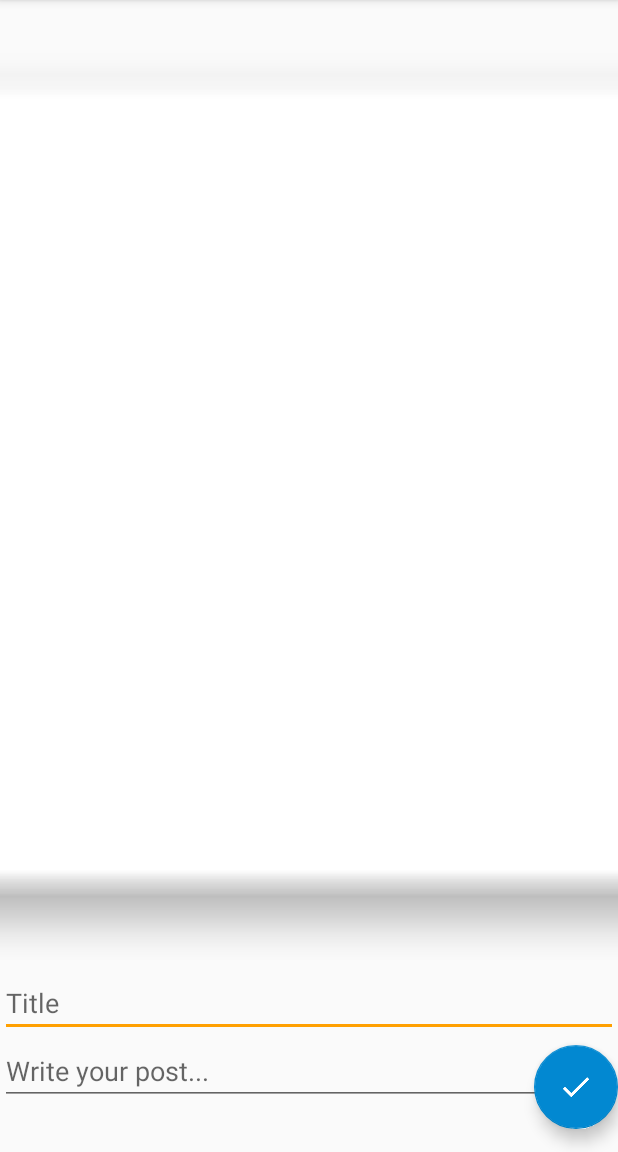
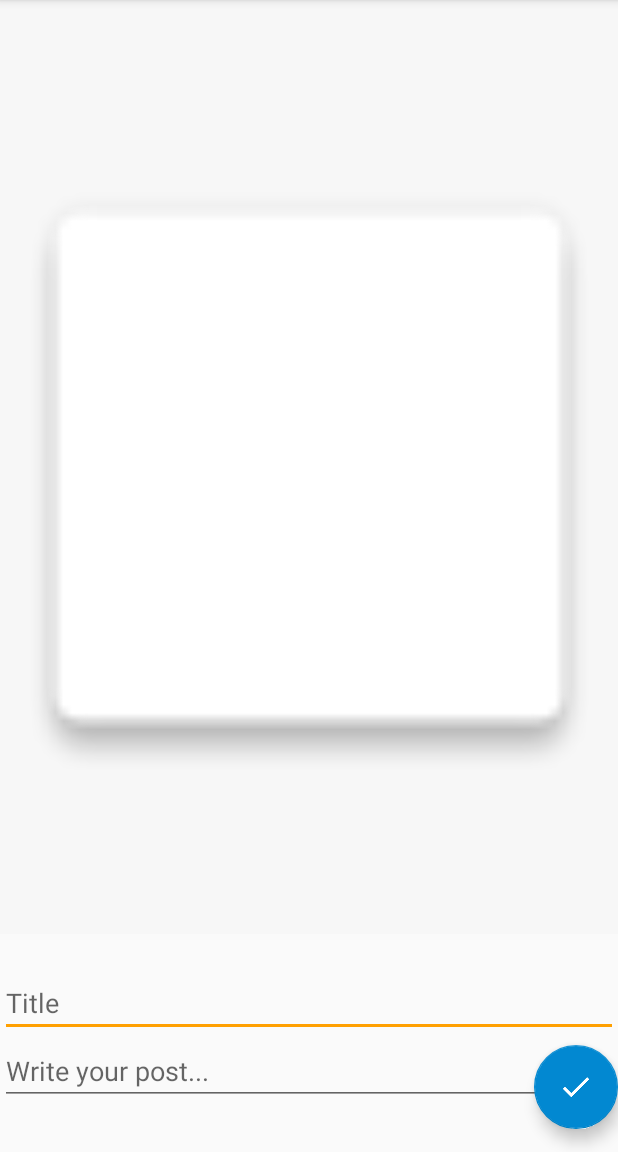
Before and after one commit to ItsMig009/ExBook, an Android app: the NewPostActivity screen opened directly, with no data from a screen before it, on a phone screen of 412 x 824 dp, the part 84-1236 px from its top. Run offline under Robolectric (Android 15) with nearby library versions, the phone set to English and light mode, and no system bars; our stand-ins replace Firebase (no records; nobody signed in at launch, a user with empty details on screens opened directly); pictures from the network do not load.

```diff
--- a/0_ANDROID_STUDIO_PROJECTS/database/app/src/main/res/layout/activity_new_post.xml
+++ b/0_ANDROID_STUDIO_PROJECTS/database/app/src/main/res/layout/activity_new_post.xml
@@ -45,12 +45,12 @@
         android:layout_width="match_parent"
         android:layout_height="match_parent"
         android:layout_above="@+id/field_title"
-        android:layout_alignParentLeft="true"
-        android:layout_alignParentStart="true"
+        android:layout_centerHorizontal="true"
+        android:layout_centerVertical="true"
+        android:layout_marginBottom="23dp"
         android:adjustViewBounds="true"
         android:background="@color/cardview_shadow_end_color"
-        android:backgroundTint="@color/cardview_shadow_end_color"
-        android:scaleType="centerCrop"
+        android:scaleType="fitCenter"
         app:srcCompat="@drawable/common_google_signin_btn_icon_light_normal_background" />
 
 </RelativeLayout>
```
Also changed, not shown: 0_ANDROID_STUDIO_PROJECTS/database/app/src/main/AndroidManifest.xml (+7 -0 lines), 0_ANDROID_STUDIO_PROJECTS/database/app/src/main/java/com/google/firebase/quickstart/database/NewPostActivity.java (+105 -51 lines), 23 other files.
